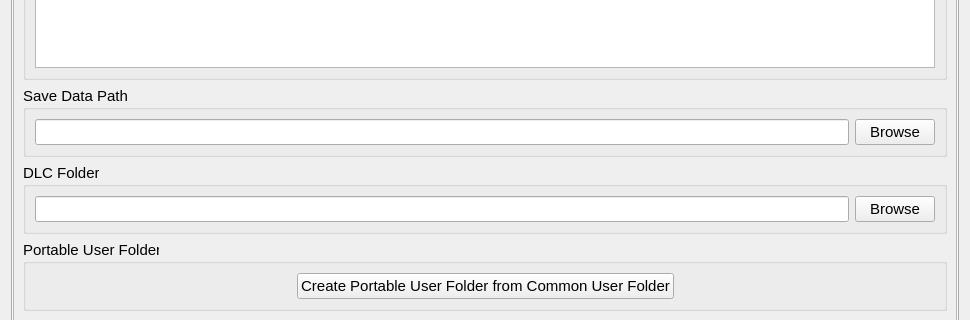
Old version of the form src/qt_gui/settings_dialog.ui in the repository shadps4-emu/shadPS4; both pictures show x 0 to 970 and y 258 to 578 of the 970 by 750 pixel window.
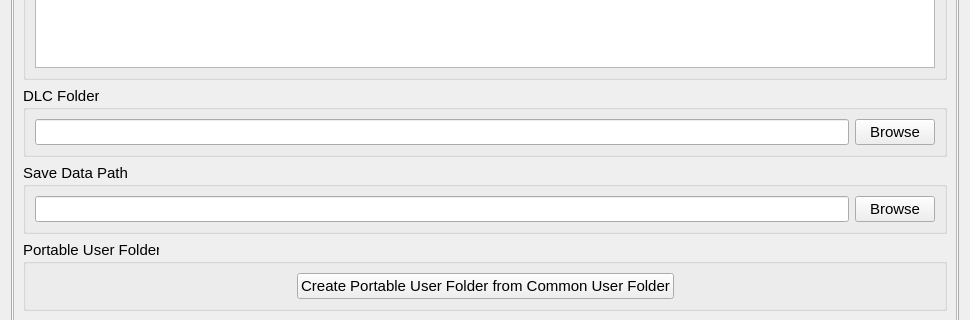
New version of the form. Icons and pictures are not drawn.

Commit message: Move DLC above save data settings_dialog.ui

```diff
--- a/src/qt_gui/settings_dialog.ui
+++ b/src/qt_gui/settings_dialog.ui
@@ -1845,22 +1845,22 @@
          </widget>
         </item>
         <item>
-         <widget class="QGroupBox" name="saveDataGroupBox">
+         <widget class="QGroupBox" name="dlcFolderGroupBox_2">
           <property name="title">
-           <string>Save Data Path</string>
+           <string>DLC Folder</string>
           </property>
-          <layout class="QVBoxLayout" name="saveDataLayout">
+          <layout class="QVBoxLayout" name="dlcFolderGroupBox">
            <item>
-            <layout class="QHBoxLayout" name="horizontalLayout_4">
+            <layout class="QHBoxLayout" name="horizontalLayout_17">
              <item>
-              <widget class="QLineEdit" name="currentSaveDataPath">
+              <widget class="QLineEdit" name="currentDLCFolder">
                <property name="readOnly">
                 <bool>true</bool>
                </property>
               </widget>
              </item>
              <item>
-              <widget class="QPushButton" name="browseButton">
+              <widget class="QPushButton" name="folderButton">
                <property name="text">
                 <string>Browse</string>
                </property>
@@ -1872,22 +1872,22 @@
          </widget>
         </item>
         <item>
-         <widget class="QGroupBox" name="dlcFolderGroupBox_2">
+         <widget class="QGroupBox" name="saveDataGroupBox">
           <property name="title">
-           <string>DLC Folder</string>
+           <string>Save Data Path</string>
           </property>
-          <layout class="QVBoxLayout" name="dlcFolderGroupBox">
+          <layout class="QVBoxLayout" name="saveDataLayout">
            <item>
-            <layout class="QHBoxLayout" name="horizontalLayout_17">
+            <layout class="QHBoxLayout" name="horizontalLayout_4">
              <item>
-              <widget class="QLineEdit" name="currentDLCFolder">
+              <widget class="QLineEdit" name="currentSaveDataPath">
                <property name="readOnly">
                 <bool>true</bool>
                </property>
               </widget>
              </item>
              <item>
-              <widget class="QPushButton" name="folderButton">
+              <widget class="QPushButton" name="browseButton">
                <property name="text">
                 <string>Browse</string>
                </property>
```
